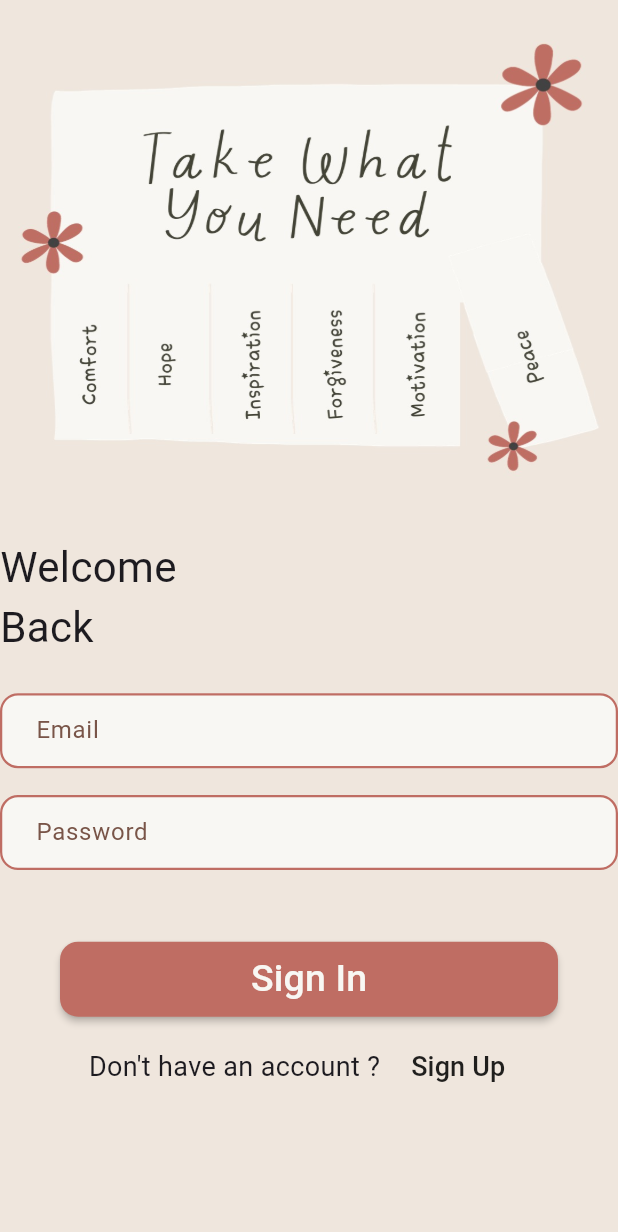
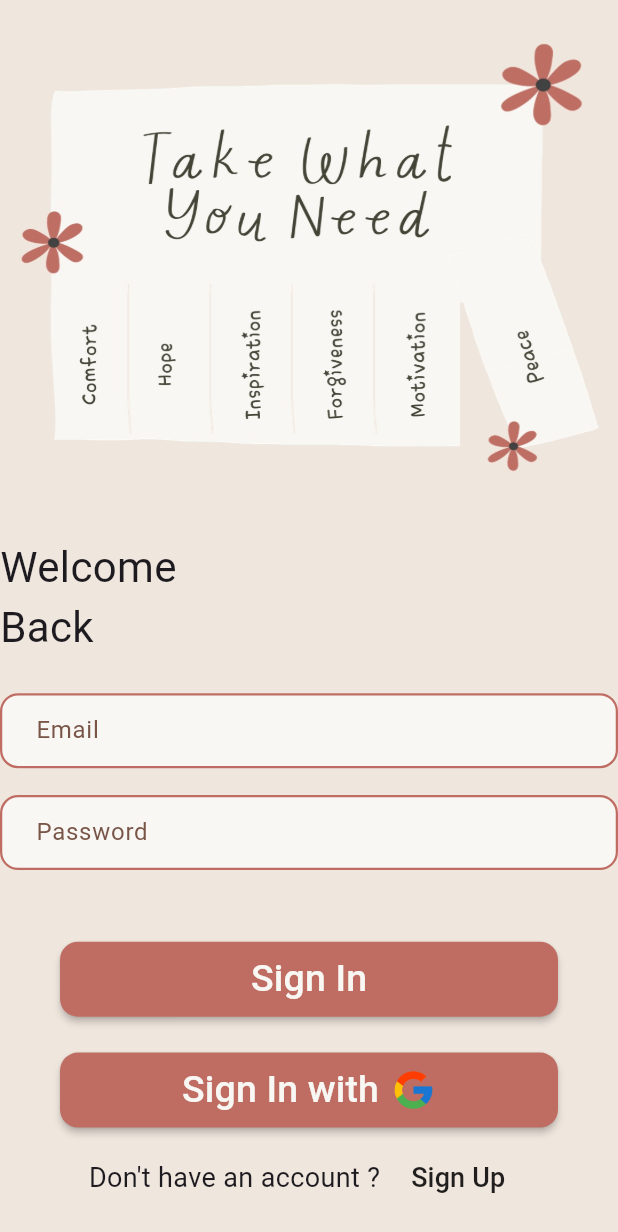
Before and after one commit to haidyhesham95/MindWell, a Flutter app: the screen it shows after launch, on a phone screen of 412 x 824 dp. Shown: the top 1232 px of the screen. Run offline on Flutter 3.47's test engine with Material 3 defaults, Android fonts, the phone set to English and light mode, and no system bars; our stand-ins replace firebase_core, flutter_screenutil, google_fonts; accounts and stored records are empty; Roboto replaces fonts that are missing (Courgette).

Commit message:
creat google button

```diff
--- a/lib/Const/colors.dart
+++ b/lib/Const/colors.dart
@@ -3,3 +3,4 @@ import 'package:flutter/material.dart';
 const kGround=Color(0xffEFE6DD);
 const kBrown=Color(0xffBF6D63);
 const kWhite=Color(0xffF8F7F3);
+const kGreen=Color(0xff91A480);
--- a/lib/Pages/Auth/Login/Login_Page.dart
+++ b/lib/Pages/Auth/Login/Login_Page.dart
@@ -3,6 +3,7 @@ import 'package:flutter_screenutil/flutter_screenutil.dart';
 import 'package:mind_well/Const/Styels.dart';
 import 'package:mind_well/Const/colors.dart';
 import 'package:mind_well/Pages/Auth/Sign_up/SignUp_Page.dart';
+import 'package:mind_well/Widget/Button_Google.dart';
 import 'package:mind_well/Widget/Custom_Button.dart';
 import 'package:mind_well/Widget/Custom_TextButton.dart';
 import 'package:mind_well/Widget/Custom_Text_Field.dart';
@@ -61,6 +62,12 @@ class Login_Page extends StatelessWidget {
                     data: 'Sign In',
                   ),
                   SizedBox(
+                    height: 20.h,
+                  ),
+                  Button_Google(
+                    onPressed: (){},
+                      data: 'Sign In with'),
+                  SizedBox(
                     height: 8.h,
                   ),
                   Custom_TextButton(text: 'Don\'t have an account ?',data:' Sign Up',onPressed: (){
--- a/lib/Pages/Auth/Sign_up/SignUp_Page.dart
+++ b/lib/Pages/Auth/Sign_up/SignUp_Page.dart
@@ -107,14 +107,7 @@ class SignUp_Page extends StatelessWidget {
                       SizedBox(
                         height: 15.h,
                       ),
-                      Row(
-                        mainAxisAlignment: MainAxisAlignment.center,
-                        children: [
-                          Text('Sign In With Google',style: Styles.textStyle20),
-                          SizedBox(width:8,),
-                          Image.asset('assets/images/download.png',height: 30,),
-                        ],
-                      ),
+
 
 
                     ],
--- /dev/null
+++ b/lib/Widget/Button_Google.dart
@@ -0,0 +1,38 @@
+import 'package:flutter/material.dart';
+import 'package:flutter_screenutil/flutter_screenutil.dart';
+
+import '../Const/Styels.dart';
+import '../Const/colors.dart';
+
+class Button_Google extends StatelessWidget {
+  const Button_Google({super.key, required this.data, this.onPressed});
+  final String data;
+  final  void Function()? onPressed;
+  @override
+  Widget build(BuildContext context) {
+    return MaterialButton(
+      onPressed: onPressed,
+      color: kBrown,
+      child:  Container(
+        height: 38.h > 50 ? 38.h : 50,
+        width: 120.w > 300 ? 120.w : 300,
+        child: Row(
+          mainAxisAlignment: MainAxisAlignment.center,
+          children: [
+            Text(
+              data,
+              style: Styles.textStyle10sp,
+
+            ),
+            SizedBox(width: 8,),
+            Image.asset('assets/images/download.png',height: 30,),
+          ],
+        ),
+      ),
+      shape: OutlineInputBorder(
+        borderRadius: BorderRadius.circular(12),
+        borderSide: BorderSide.none,
+      ),
+    );
+  }
+}
```
